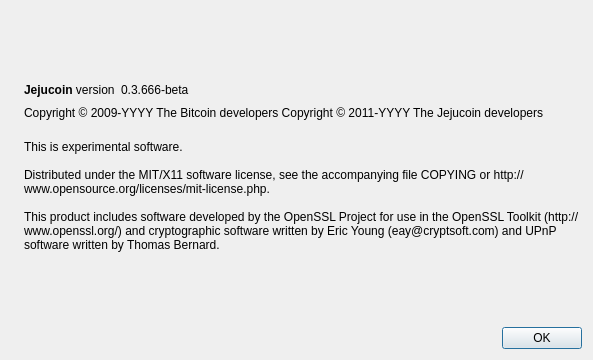
This is src/qt/forms/aboutdialog.ui in hsy822/jejucoin as Qt 5 draws it before an edit. The edited form follows.
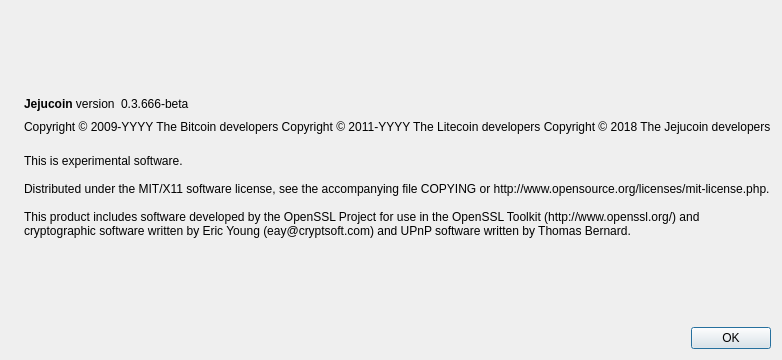
This is the edited form. Icons and pictures are not drawn.

```diff
--- a/src/qt/forms/aboutdialog.ui
+++ b/src/qt/forms/aboutdialog.ui
@@ -92,7 +92,8 @@
        </property>
        <property name="text">
         <string notr="true">Copyright &amp;copy; 2009-YYYY The Bitcoin developers
-Copyright &amp;copy; 2011-YYYY The Jejucoin developers</string>
+Copyright &amp;copy; 2011-YYYY The Litecoin developers
+Copyright &amp;copy; 2018 The Jejucoin developers</string>
        </property>
        <property name="textFormat">
         <enum>Qt::RichText</enum>
```
